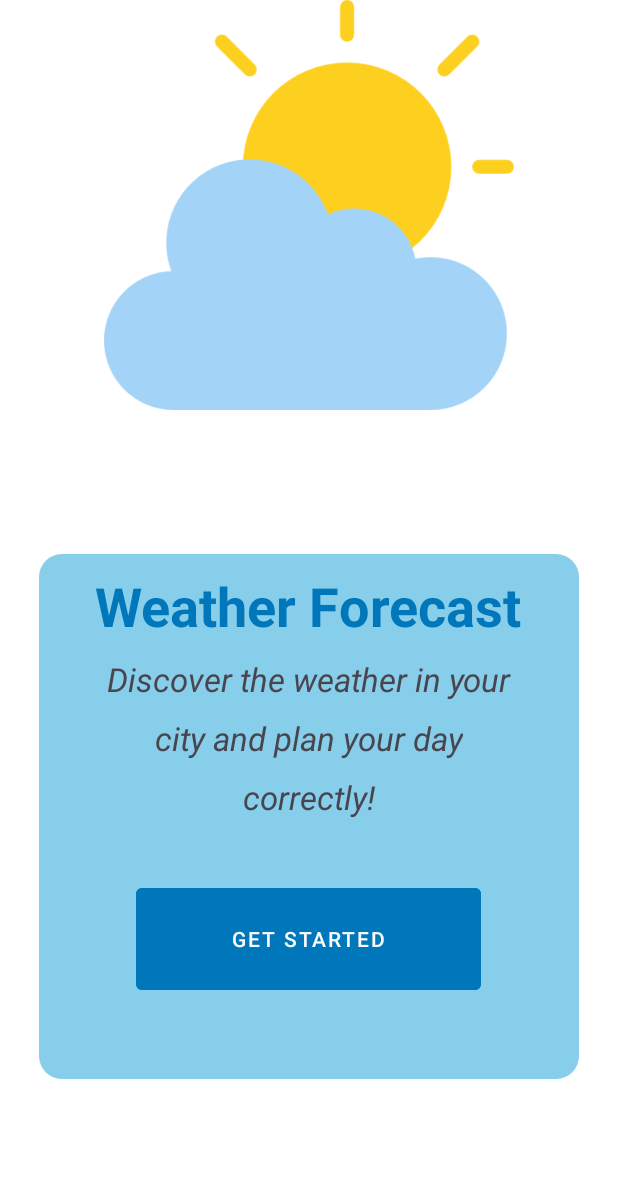
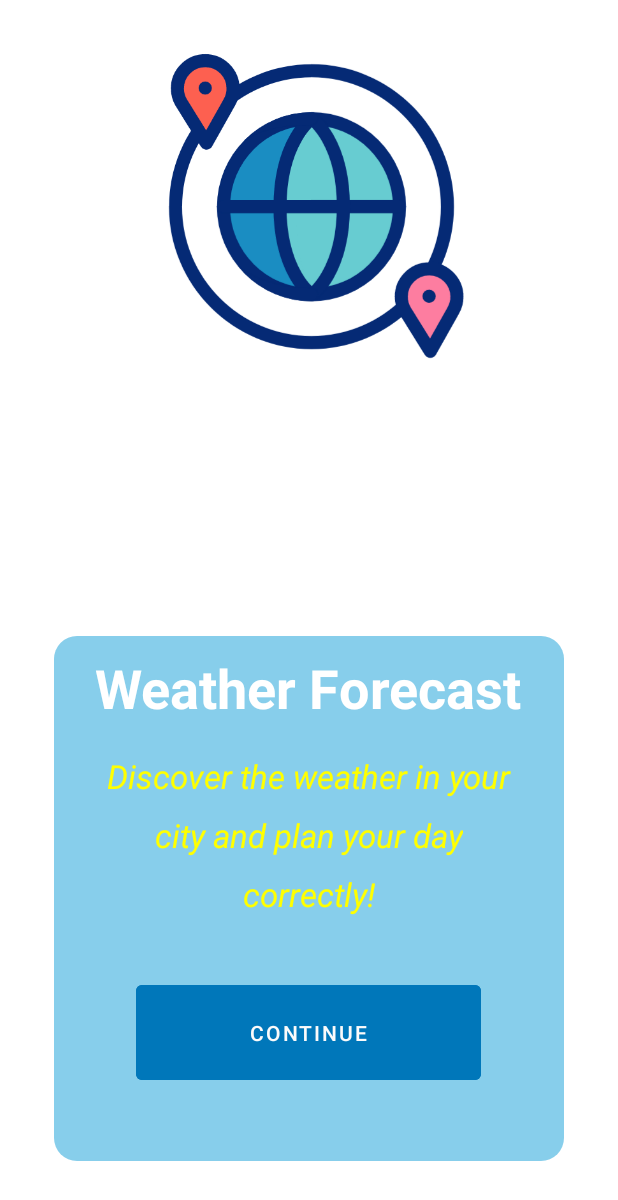
Before and after one commit to OlamideLanre/WeatherApp-java, an Android app: the layout activity_landing_page.xml on its own in the app's theme, with its tools: preview values and no code run, on a phone screen of 412 x 824 dp. Shown: the top 1200 px of the screen. Run offline under Robolectric (Android 15) with nearby library versions, the phone set to English and light mode, and no system bars.

Commit message:
landing page done

```diff
--- a/app/build.gradle
+++ b/app/build.gradle
@@ -38,4 +38,5 @@ dependencies {
     androidTestImplementation 'androidx.test.espresso:espresso-core:3.5.1'
     implementation 'com.google.android.material:material:1.13.0-alpha01'
     implementation 'com.loopj.android:android-async-http:1.4.9'
+    implementation 'pl.droidsonroids.gif:android-gif-drawable:1.2.25'
 }
--- a/app/src/main/AndroidManifest.xml
+++ b/app/src/main/AndroidManifest.xml
@@ -16,19 +16,25 @@
         tools:targetApi="31">
         <activity
             android:name=".LandingPage"
-            android:exported="false" />
-        <activity
-            android:name=".SearchPage"
-            android:exported="false" />
-        <activity
-            android:name=".MainActivity"
-            android:exported="true">
+            android:exported="true" >
             <intent-filter>
                 <action android:name="android.intent.action.MAIN" />
 
                 <category android:name="android.intent.category.LAUNCHER" />
             </intent-filter>
         </activity>
+        <activity
+            android:name=".SearchPage"
+            android:exported="false" />
+        <activity
+            android:name=".MainActivity"
+            android:exported="false"/>
+<!--            <intent-filter>-->
+<!--                <action android:name="android.intent.action.MAIN" />-->
+
+<!--                <category android:name="android.intent.category.LAUNCHER" />-->
+<!--            </intent-filter>-->
+<!--        </activity>-->
     </application>
 
 </manifest>
--- a/app/src/main/java/my/first/weather/LandingPage.java
+++ b/app/src/main/java/my/first/weather/LandingPage.java
@@ -2,13 +2,27 @@ package my.first.weather;
 
 import androidx.appcompat.app.AppCompatActivity;
 
+import android.content.Intent;
 import android.os.Bundle;
+import android.view.View;
+import android.widget.Button;
 
 public class LandingPage extends AppCompatActivity {
+
+    Button getStarted;
 
     @Override
     protected void onCreate(Bundle savedInstanceState) {
         super.onCreate(savedInstanceState);
         setContentView(R.layout.activity_landing_page);
+
+        getStarted=findViewById(R.id.getStartedBtn);
+        getStarted.setOnClickListener(new View.OnClickListener() {
+            @Override
+            public void onClick(View view) {
+                Intent in = new Intent(LandingPage.this, MainActivity.class);
+                startActivity(in);
+            }
+        });
     }
 }
--- a/app/src/main/res/layout/activity_landing_page.xml
+++ b/app/src/main/res/layout/activity_landing_page.xml
@@ -9,18 +9,25 @@
     >
 
 
-    <ImageView
-        android:id="@+id/imageView2"
-        android:layout_width="match_parent"
-        android:layout_height="273dp"
-        app:srcCompat="@drawable/partly_cloudy" />
+<!--    <ImageView-->
+<!--        android:id="@+id/imageView2"-->
+<!--        android:layout_width="match_parent"-->
+<!--        android:layout_height="273dp"-->
+<!--        app:srcCompat="@drawable/partly_cloudy" />-->
+
+    <pl.droidsonroids.gif.GifImageView
+        android:id="@+id/GifimageView"
+        android:layout_width="353dp"
+        android:layout_height="272dp"
+        android:layout_centerHorizontal="true"
+        android:src="@drawable/worldglobe" />
 
     <RelativeLayout
-        android:layout_width="360dp"
+        android:layout_width="340dp"
         android:layout_height="350dp"
-        android:layout_below="@id/imageView2"
-        android:layout_marginTop="96dp"
+        android:layout_below="@id/GifimageView"
         android:layout_centerHorizontal="true"
+        android:layout_marginTop="152dp"
         android:background="@drawable/rounded_corners"
         android:backgroundTint="@color/skyBlue">
 
@@ -35,7 +42,7 @@
                 android:layout_width="wrap_content"
                 android:layout_height="wrap_content"
                 android:text="Weather Forecast"
-                android:textColor="@color/mainBlue"
+                android:textColor="@color/white"
                 android:textSize="36sp"
                 android:textStyle="bold" />
 
@@ -47,16 +54,15 @@
             android:layout_height="wrap_content"
             android:layout_below="@id/appName"
             android:layout_centerHorizontal="true"
-            android:layout_marginTop="10dp">
+            android:layout_marginTop="20dp">
 
             <TextView
                 android:layout_width="wrap_content"
                 android:layout_height="wrap_content"
                 android:text="Discover the weather in your"
+                android:textColor="@color/yellow"
                 android:textSize="22sp"
-                android:textStyle="italic"
-
-                />
+                android:textStyle="italic" />
 
         </LinearLayout>
 
@@ -72,6 +78,7 @@
                 android:layout_width="wrap_content"
                 android:layout_height="wrap_content"
                 android:text="city and plan your day"
+                android:textColor="@color/yellow"
                 android:textSize="22sp"
                 android:textStyle="italic" />
 
@@ -89,22 +96,25 @@
                 android:layout_width="wrap_content"
                 android:layout_height="wrap_content"
                 android:text="correctly!"
+                android:textColor="@color/yellow"
                 android:textSize="22sp"
                 android:textStyle="italic" />
 
         </LinearLayout>
 
         <Button
-            android:id="@+id/textButton"
+            android:id="@+id/getStartedBtn"
             style="@style/Widget.MaterialComponents.Button.TextButton"
             android:layout_width="230dp"
-            android:layout_height="80dp"
+            android:layout_height="75dp"
             android:layout_below="@id/line3"
             android:layout_centerHorizontal="true"
             android:layout_marginTop="40dp"
             android:backgroundTint="@color/mainBlue"
-            android:text="Get started"
-            android:textColor="@color/clearWhite" />
+            android:text="Continue"
+            android:textColor="@color/clearWhite"
+
+            />
 
     </RelativeLayout>
 
--- a/app/src/main/res/values/colors.xml
+++ b/app/src/main/res/values/colors.xml
@@ -5,4 +5,5 @@
     <color name="clearWhite">#FBFBFB</color>
     <color name="mainBlue">#0077BA</color>
     <color name="skyBlue">#87CEEB</color>
+    <color name="yellow">#FFFF00</color>
 </resources>
```
Also changed, not shown: app/src/main/res/drawable/worldglobe.gif (added).
